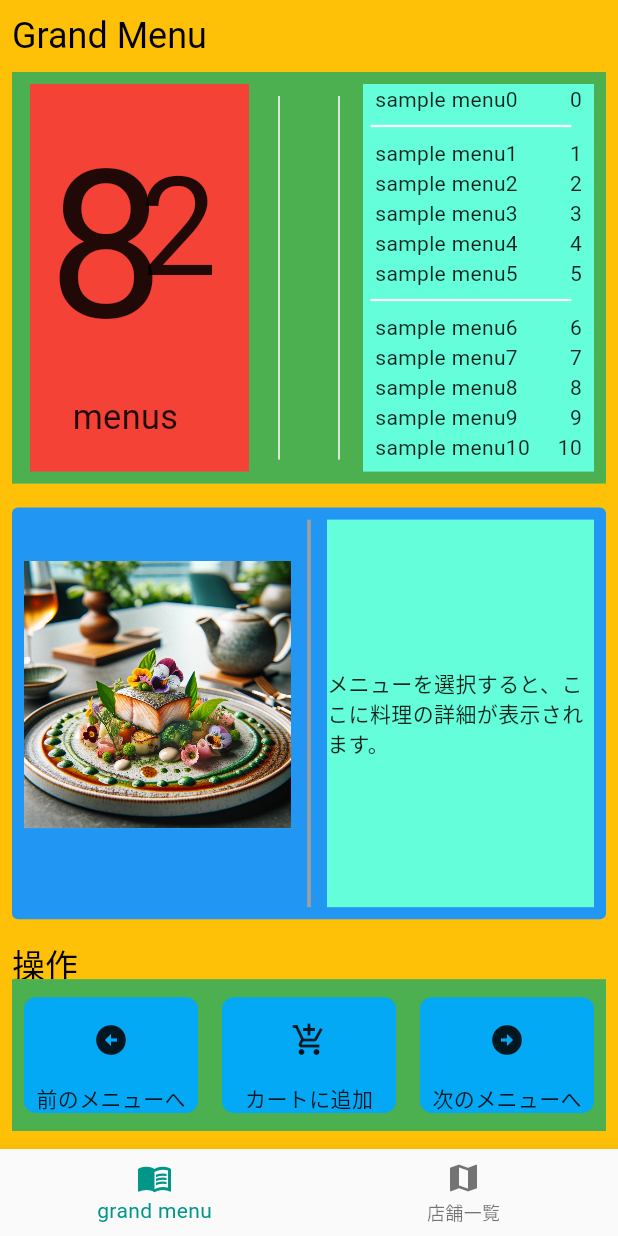
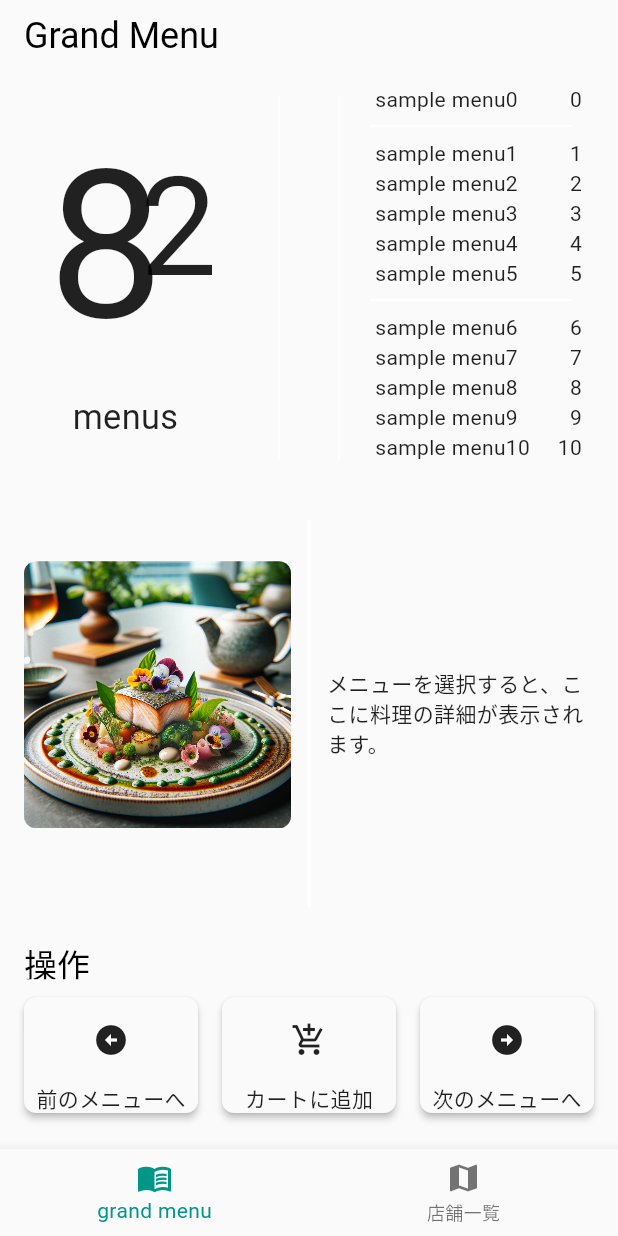
Before and after one commit to Pregum/saizeriya_menu_lottery, a Flutter app: the DashBoardPage screen opened directly, on a phone screen of 412 x 824 dp. Run offline on Flutter 3.47's test engine with Material 2 defaults, Android fonts, the phone set to English and light mode, and no system bars; our stand-ins replace flutter_dotenv, flutter_hooks, freezed_annotation, gap, google_fonts, hooks_riverpod and 3 more; accounts and stored records are empty; generated files the repository leaves out were written again.

Commit message:
update: デバッグ用の色を抜いた

```diff
--- a/lib/sandbox/dash_board_page.dart
+++ b/lib/sandbox/dash_board_page.dart
@@ -36,6 +36,7 @@ class DashBoardPage extends HookConsumerWidget {
 
   @override
   Widget build(BuildContext context, WidgetRef ref) {
+    // TODO: 向き先をDBに差し替える
     final dummyMenus = ref.watch(dummyData(20));
     final selectedMenuIndex = useState<int?>(null);
     final scrollController = useScrollController();
@@ -43,7 +44,7 @@ class DashBoardPage extends HookConsumerWidget {
     return Scaffold(
       body: SafeArea(
         child: Container(
-          color: Colors.amber,
+          // color: Colors.amber,
           child: Column(
             children: [
               SizedBox(
@@ -51,7 +52,7 @@ class DashBoardPage extends HookConsumerWidget {
                 child: Align(
                   alignment: Alignment.centerLeft,
                   child: Padding(
-                    padding: const EdgeInsets.only(left: 8.0, top: 8.0),
+                    padding: const EdgeInsets.only(left: 16.0, top: 8.0),
                     child: Text('Grand Menu',
                         style: Theme.of(context)
                             .textTheme
@@ -63,7 +64,7 @@ class DashBoardPage extends HookConsumerWidget {
               Flexible(
                 flex: 2,
                 child: Container(
-                  color: Colors.green,
+                  // color: Colors.green,
                   margin: const EdgeInsets.all(8),
                   child: Row(
                     mainAxisSize: MainAxisSize.max,
@@ -72,7 +73,7 @@ class DashBoardPage extends HookConsumerWidget {
                         flex: 1,
                         child: LayoutBuilder(builder: (context, constraints) {
                           return Container(
-                            color: Colors.red,
+                            // color: Colors.red,
                             margin: const EdgeInsets.symmetric(
                                 vertical: 8, horizontal: 12),
                             child: Stack(
@@ -128,7 +129,7 @@ class DashBoardPage extends HookConsumerWidget {
                       Expanded(
                         flex: 1,
                         child: Container(
-                          color: Colors.tealAccent,
+                          // color: Colors.tealAccent,
                           margin: const EdgeInsets.all(8),
                           child: ListView.separated(
                             controller: scrollController,
@@ -193,7 +194,7 @@ class DashBoardPage extends HookConsumerWidget {
                   margin: const EdgeInsets.all(8),
                   decoration: BoxDecoration(
                     borderRadius: BorderRadius.circular(4),
-                    color: Colors.blue,
+                    // color: Colors.blue,
                   ),
                   child: Row(
                     children: [
@@ -203,8 +204,10 @@ class DashBoardPage extends HookConsumerWidget {
                           mainAxisAlignment: MainAxisAlignment.center,
                           children: [
                             Container(
-                              color: Colors.lightBlueAccent,
+                              // color: Colors.lightBlueAccent,
                               margin: const EdgeInsets.all(8),
+                              clipBehavior: Clip.antiAlias,
+                              decoration: BoxDecoration(borderRadius: BorderRadius.circular(8)),
                               child: Assets.images.dummyImage.image(),
                             ),
                             selectedMenuIndex.value != null
@@ -228,14 +231,14 @@ class DashBoardPage extends HookConsumerWidget {
                         width: 8,
                         padding: const EdgeInsets.symmetric(vertical: 8),
                         child: const VerticalDivider(
-                          color: Colors.grey,
+                          // color: Colors.grey,
                           thickness: 2.5,
                         ),
                       ),
                       Expanded(
                         flex: 1,
                         child: Container(
-                          color: Colors.tealAccent,
+                          // color: Colors.tealAccent,
                           margin: const EdgeInsets.all(8),
                           child: selectedMenuIndex.value != null
                               ? Column(
@@ -300,7 +303,7 @@ class DashBoardPage extends HookConsumerWidget {
                           children: [
                             Container(
                               height: 24,
-                              // margin: const EdgeInsets.fromLTRB(16, 0, 0, 0),
+                              margin: const EdgeInsets.fromLTRB(8, 0, 0, 0),
                               child: Align(
                                 alignment: Alignment.bottomLeft,
                                 child: Text(
@@ -314,7 +317,7 @@ class DashBoardPage extends HookConsumerWidget {
                               flex: 1,
                               child: Container(
                                 margin: const EdgeInsets.fromLTRB(0, 0, 0, 4),
-                                color: Colors.green,
+                                // color: Colors.green,
                                 child: Row(children: [
                                   Expanded(
                                     flex: 1,
@@ -323,7 +326,8 @@ class DashBoardPage extends HookConsumerWidget {
                                           vertical: 4),
                                       margin: const EdgeInsets.all(8),
                                       child: Material(
-                                        color: Colors.lightBlue,
+                                        // color: Colors.lightBlue,
+                                        elevation: 2,
                                         borderRadius: BorderRadius.circular(8),
                                         child: InkWell(
                                           onTap: () {
@@ -366,7 +370,8 @@ class DashBoardPage extends HookConsumerWidget {
                                           vertical: 4),
                                       margin: const EdgeInsets.all(8),
                                       child: Material(
-                                        color: Colors.lightBlue,
+                                        // color: Colors.lightBlue,
+                                        elevation: 2,
                                         borderRadius: BorderRadius.circular(8),
                                         child: InkWell(
                                           onTap: () {},
@@ -390,7 +395,8 @@ class DashBoardPage extends HookConsumerWidget {
                                           vertical: 4),
                                       margin: const EdgeInsets.all(8),
                                       child: Material(
-                                        color: Colors.lightBlue,
+                                        // color: Colors.lightBlue,
+                                        elevation: 2,
                                         borderRadius: BorderRadius.circular(8),
                                         child: InkWell(
                                           onTap: () {
```
